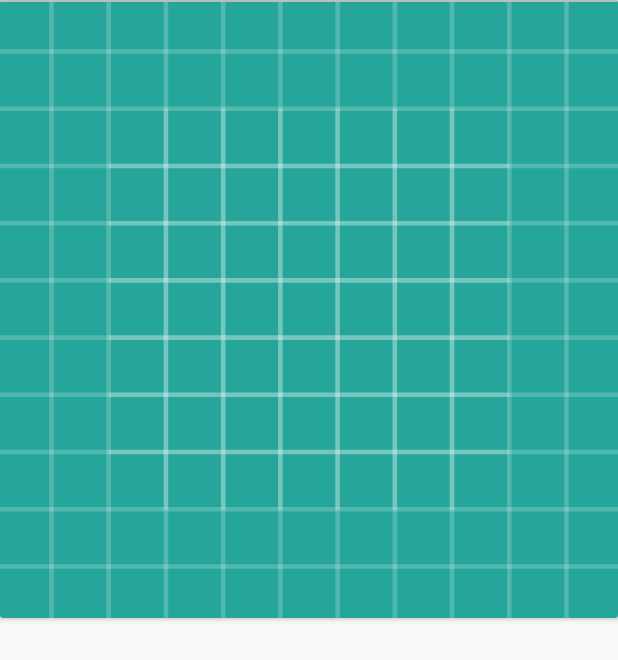
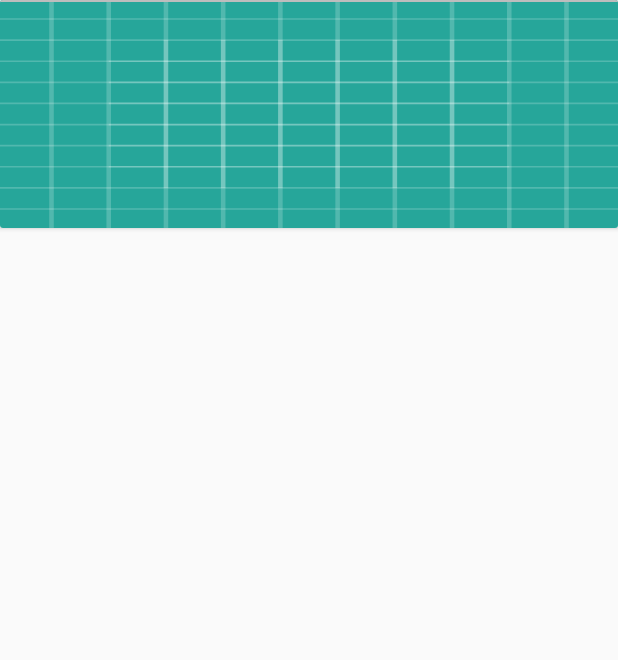
Before and after one commit to neelpatel6294/DotaRetroFit, an Android app: the layout custom_layout.xml on its own in the app's theme, with its tools: preview values and no code run, on a phone screen of 412 x 824 dp. Shown: the top 660 px of the screen. Run offline under Robolectric (Android 15) with nearby library versions, the phone set to English and light mode, and no system bars.

Commit message:
Polished UI DONE

```diff
--- a/app/src/main/res/layout/custom_layout.xml
+++ b/app/src/main/res/layout/custom_layout.xml
@@ -12,7 +12,7 @@
         <ImageView
             android:id="@+id/image"
             android:layout_width="match_parent"
-            android:layout_height="wrap_content"
+            android:layout_height="152dp"
             android:scaleType="fitXY"
             android:adjustViewBounds="true"
             android:src="@drawable/ic_launcher_background" />
```
